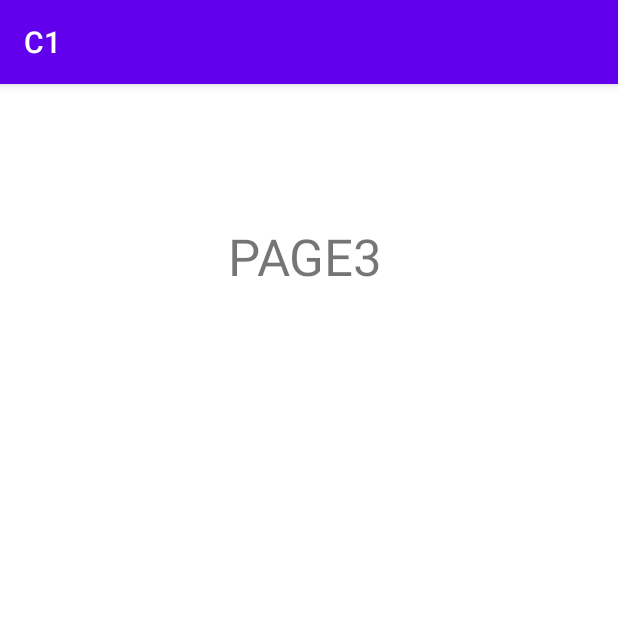
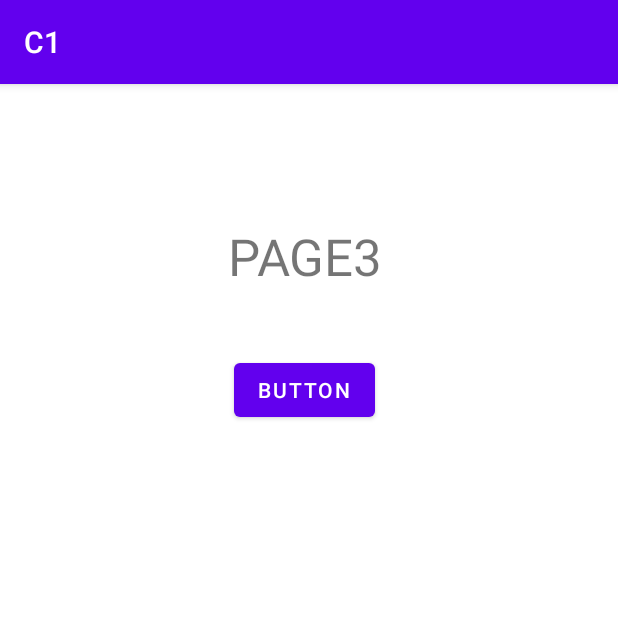
Before and after one commit to C10910324/C1, an Android app: the C3 screen opened directly, with no data from a screen before it, on a phone screen of 412 x 824 dp, the top half of it. Run offline under Robolectric (Android 15) with nearby library versions, the phone set to English and light mode, and no system bars.

Commit message:
PAGE3 BUTTON ON 4DB

```diff
--- a/app/src/main/res/layout/activity_c3.xml
+++ b/app/src/main/res/layout/activity_c3.xml
@@ -16,4 +16,14 @@
         android:textSize="34sp"
         app:layout_constraintStart_toStartOf="parent"
         app:layout_constraintTop_toTopOf="parent" />
+
+    <Button
+        android:id="@+id/button"
+        android:layout_width="wrap_content"
+        android:layout_height="wrap_content"
+        android:layout_marginStart="156dp"
+        android:layout_marginTop="180dp"
+        android:text="Button"
+        app:layout_constraintStart_toStartOf="parent"
+        app:layout_constraintTop_toTopOf="parent" />
 </androidx.constraintlayout.widget.ConstraintLayout>
```
